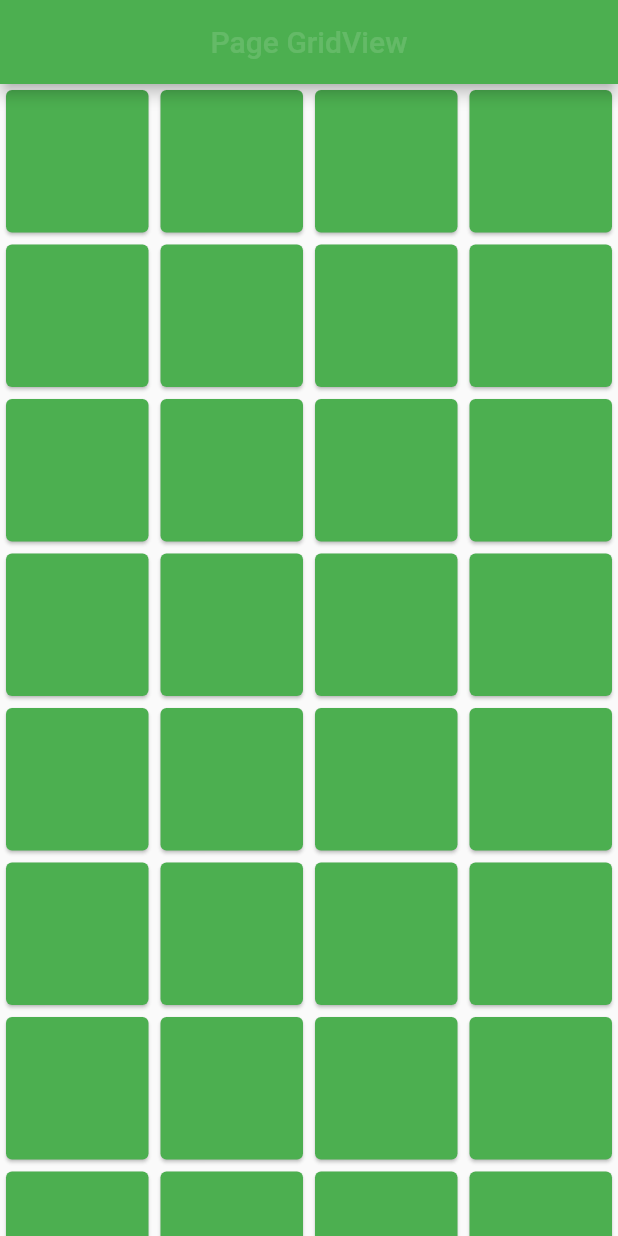
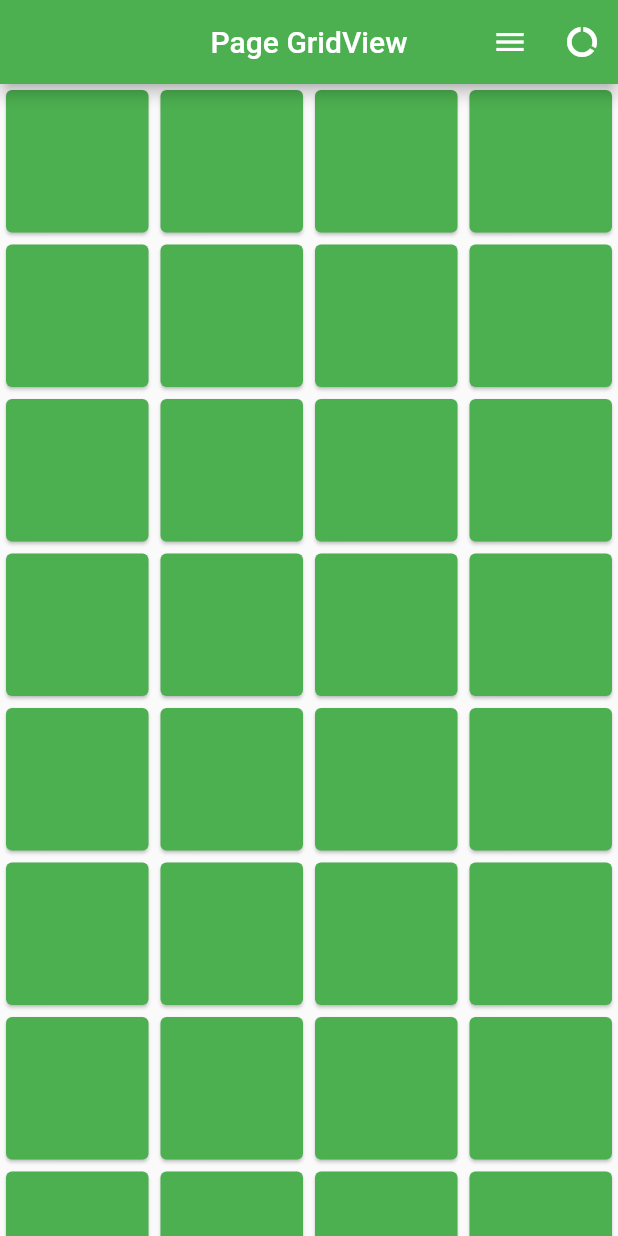
Before and after one commit to ganargatul/flutter-simple, a Flutter app: the screen it shows after launch, on a phone screen of 412 x 824 dp. Run offline on Flutter 3.47's test engine with Material 2 defaults, Android fonts, the phone set to English and light mode, and no system bars.

Commit message:
add iconbutton on appbar

```diff
--- a/lib/main.dart
+++ b/lib/main.dart
@@ -219,7 +219,17 @@ class _PageGridViewState extends State<PageGridView> {
         title: Text("Page GridView"),
         backgroundColor: Colors.green,
         centerTitle: true,
-        toolbarOpacity: 0.4,
+        // toolbarOpacity: 0.4,
+        actions: <Widget>[
+          IconButton(
+            icon: Icon(Icons.menu),
+            onPressed: (){},
+          ),
+          IconButton(
+            icon: Icon(Icons.data_usage),
+            onPressed: (){},
+          ),
+        ],
       ),
       body: new GridView.builder(
         gridDelegate: new SliverGridDelegateWithFixedCrossAxisCount(
```
